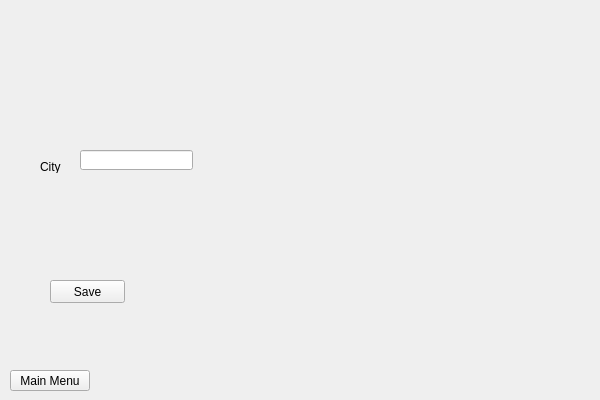
Old version of the form European-Vacation-Program/editwindow.ui in the repository AaronGeesink/CS1D-European-Vacation-Project.
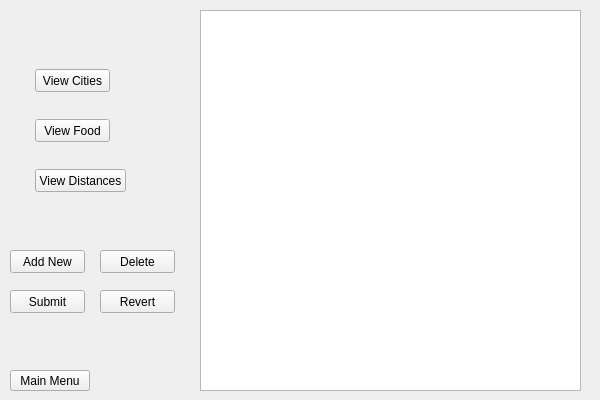
New version of the form.

Commit message: Admin can now edit existing database values

```diff
--- a/European-Vacation-Program/editwindow.ui
+++ b/European-Vacation-Program/editwindow.ui
@@ -29,37 +29,102 @@
   <widget class="QPushButton" name="saveButton">
    <property name="geometry">
     <rect>
-     <x>50</x>
-     <y>280</y>
+     <x>35</x>
+     <y>119</y>
      <width>75</width>
      <height>23</height>
     </rect>
    </property>
    <property name="text">
-    <string>Save</string>
+    <string>View Food</string>
    </property>
   </widget>
-  <widget class="QLabel" name="label">
+  <widget class="QPushButton" name="loadDistances">
    <property name="geometry">
     <rect>
-     <x>40</x>
-     <y>160</y>
-     <width>47</width>
-     <height>13</height>
+     <x>35</x>
+     <y>169</y>
+     <width>91</width>
+     <height>23</height>
     </rect>
    </property>
    <property name="text">
-    <string>City</string>
+    <string>View Distances</string>
    </property>
   </widget>
-  <widget class="QLineEdit" name="lineEdit">
+  <widget class="QPushButton" name="addButton">
    <property name="geometry">
     <rect>
-     <x>80</x>
-     <y>150</y>
-     <width>113</width>
-     <height>20</height>
+     <x>10</x>
+     <y>250</y>
+     <width>75</width>
+     <height>23</height>
     </rect>
+   </property>
+   <property name="text">
+    <string>Add New</string>
+   </property>
+  </widget>
+  <widget class="QPushButton" name="loadCities">
+   <property name="geometry">
+    <rect>
+     <x>35</x>
+     <y>69</y>
+     <width>75</width>
+     <height>23</height>
+    </rect>
+   </property>
+   <property name="text">
+    <string>View Cities</string>
+   </property>
+  </widget>
+  <widget class="QPushButton" name="deleteButton">
+   <property name="geometry">
+    <rect>
+     <x>100</x>
+     <y>250</y>
+     <width>75</width>
+     <height>23</height>
+    </rect>
+   </property>
+   <property name="text">
+    <string>Delete</string>
+   </property>
+  </widget>
+  <widget class="QTableView" name="databaseView">
+   <property name="geometry">
+    <rect>
+     <x>200</x>
+     <y>10</y>
+     <width>381</width>
+     <height>381</height>
+    </rect>
+   </property>
+  </widget>
+  <widget class="QPushButton" name="submitButton">
+   <property name="geometry">
+    <rect>
+     <x>10</x>
+     <y>290</y>
+     <width>75</width>
+     <height>23</height>
+    </rect>
+   </property>
+   <property name="text">
+    <string>Submit</string>
+   </property>
+  </widget>
+  <widget class="QPushButton" name="revertButton">
+   <property name="geometry">
+    <rect>
+     <x>100</x>
+     <y>290</y>
+     <width>75</width>
+     <height>23</height>
+    </rect>
+   </property>
+   <property name="text">
+    <string>Revert</string>
    </property>
   </widget>
  </widget>
```
Left out of the diff: 2 changed lines with no effect on the pictures. The commit also changes 3 other files.
